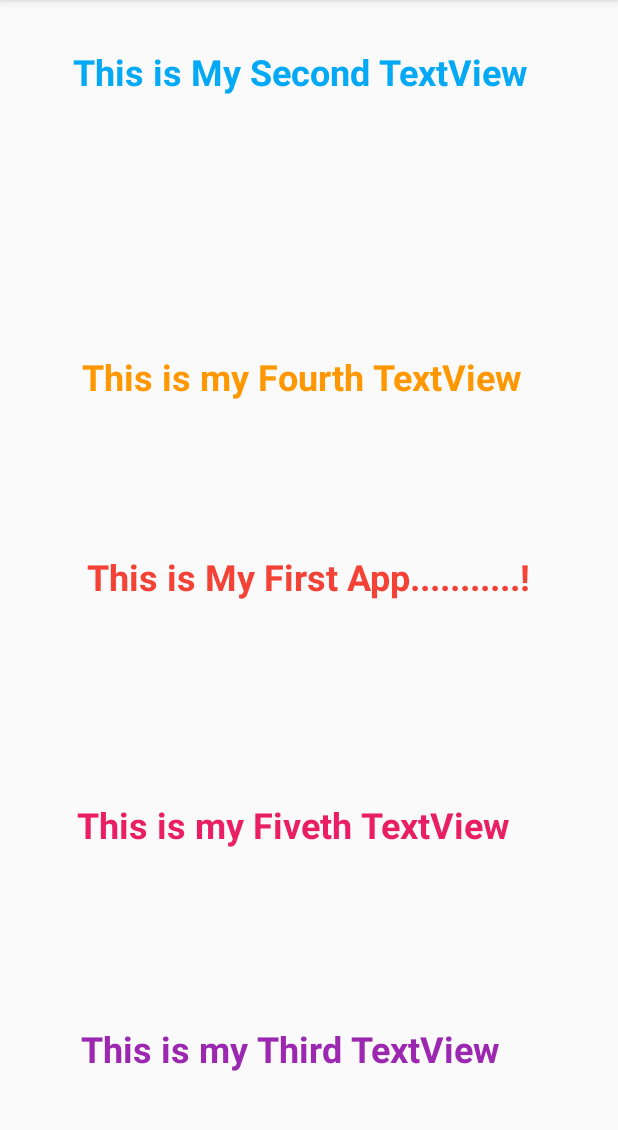
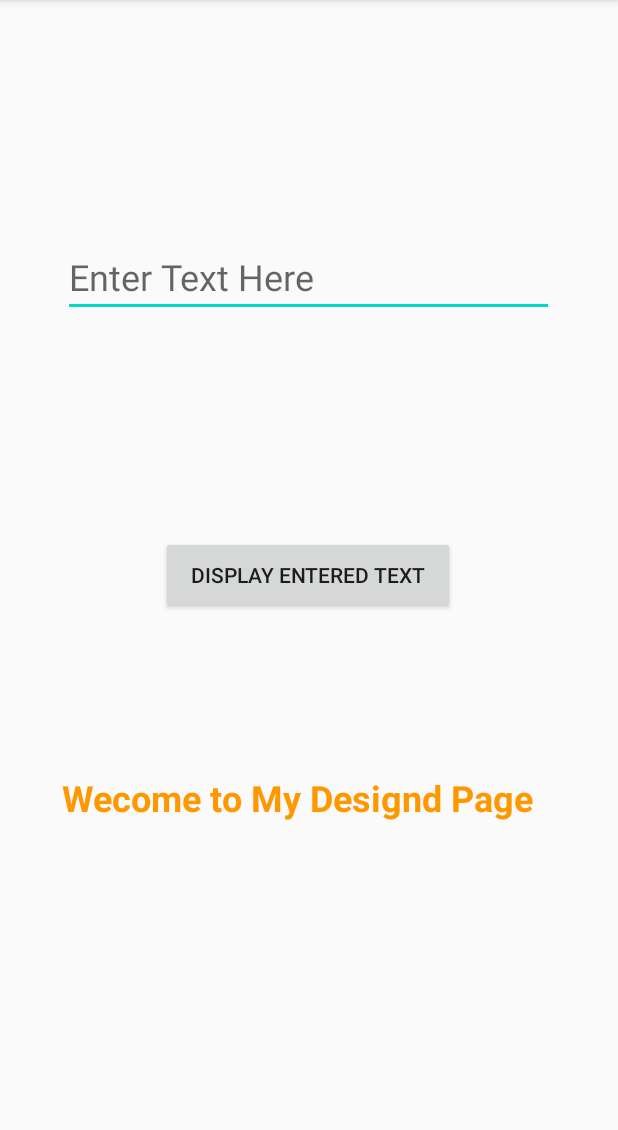
Before and after one commit to abidalishafique/My-First-Andriod-App, an Android app: the screen it shows after launch (MainActivity), on a phone screen of 412 x 824 dp, the part 84-1214 px from its top. Run offline under Robolectric (Android 15) with nearby library versions, the phone set to English and light mode, and no system bars.

Commit message:
Successfully Created button and add evnt on it and perform functionality by getting it's ID

```diff
--- a/app/src/main/java/com/myfirstapplication/app/MainActivity.java
+++ b/app/src/main/java/com/myfirstapplication/app/MainActivity.java
@@ -3,6 +3,8 @@ package com.myfirstapplication.app;
 import androidx.appcompat.app.AppCompatActivity;
 
 import android.os.Bundle;
+import android.view.View;
+import android.widget.TextView;
 
 public class MainActivity extends AppCompatActivity {
 
@@ -10,5 +12,15 @@ public class MainActivity extends AppCompatActivity {
     protected void onCreate(Bundle savedInstanceState) {
         super.onCreate(savedInstanceState);
         setContentView(R.layout.activity_main);
+
+
+
+
+    }
+
+    public void DisplayMessage(View view) {
+        TextView message = findViewById(R.id.myText);
+        TextView showText = findViewById(R.id.MessageView);
+        showText.setText((message.getText()).toString());
     }
 }
--- a/app/src/main/res/layout/activity_main.xml
+++ b/app/src/main/res/layout/activity_main.xml
@@ -7,70 +7,10 @@
     tools:context=".MainActivity">
 
     <TextView
-        android:id="@+id/textView7"
-        android:layout_width="303dp"
-        android:layout_height="44dp"
-        android:text="This is my Fiveth TextView"
-        android:textColor="#E91E63"
-        android:textColorHighlight="#9C27B0"
-        android:textSize="24sp"
-        android:textStyle="bold"
-        app:layout_constraintBottom_toBottomOf="parent"
-        app:layout_constraintEnd_toEndOf="parent"
-        app:layout_constraintHorizontal_bias="0.472"
-        app:layout_constraintStart_toStartOf="parent"
-        app:layout_constraintTop_toTopOf="parent"
-        app:layout_constraintVertical_bias="0.737" />
-
-    <TextView
-        android:id="@+id/textView3"
-        android:layout_width="wrap_content"
-        android:layout_height="wrap_content"
-        android:text="This is My First App...........!"
-        android:textColor="#F44336"
-        android:textSize="24sp"
-        android:textStyle="bold"
-        app:layout_constraintBottom_toBottomOf="parent"
-        app:layout_constraintLeft_toLeftOf="parent"
-        app:layout_constraintRight_toRightOf="parent"
-        app:layout_constraintTop_toTopOf="parent" />
-
-    <TextView
-        android:id="@+id/textView2"
-        android:layout_width="306dp"
-        android:layout_height="38dp"
-        android:text="This is My Second TextView"
-        android:textColor="#03A9F4"
-        android:textSize="24sp"
-        android:textStyle="bold"
-        app:layout_constraintBottom_toBottomOf="parent"
-        app:layout_constraintEnd_toEndOf="parent"
-        app:layout_constraintHorizontal_bias="0.457"
-        app:layout_constraintStart_toStartOf="parent"
-        app:layout_constraintTop_toTopOf="parent"
-        app:layout_constraintVertical_bias="0.043" />
-
-    <TextView
-        android:id="@+id/textView4"
-        android:layout_width="303dp"
-        android:layout_height="44dp"
-        android:text="This is my Third TextView"
-        android:textColor="#9C27B0"
-        android:textColorHighlight="#9C27B0"
-        android:textSize="24sp"
-        android:textStyle="bold"
-        app:layout_constraintBottom_toBottomOf="parent"
-        app:layout_constraintEnd_toEndOf="parent"
-        app:layout_constraintHorizontal_bias="0.498"
-        app:layout_constraintStart_toStartOf="parent"
-        app:layout_constraintTop_toTopOf="parent"
-        app:layout_constraintVertical_bias="0.943" />
-
-    <TextView
-        android:id="@+id/textView5"
-        android:layout_width="303dp"
-        android:layout_height="44dp"
-        android:text="This is my Fourth TextView"
+        android:id="@+id/MessageView"
+        android:layout_width="330dp"
+        android:layout_height="46dp"
+        android:text="Wecome to My Designd Page"
         android:textColor="#FF9800"
         android:textColorHighlight="#9C27B0"
         android:textSize="24sp"
@@ -79,6 +19,36 @@
         app:layout_constraintEnd_toEndOf="parent"
         app:layout_constraintStart_toStartOf="parent"
         app:layout_constraintTop_toTopOf="parent"
-        app:layout_constraintVertical_bias="0.324" />
+        app:layout_constraintVertical_bias="0.714" />
+
+    <Button
+        android:id="@+id/displaybutton"
+        android:layout_width="196dp"
+        android:layout_height="52dp"
+        android:text="Display Entered Text"
+        android:textSize="14sp"
+        app:layout_constraintBottom_toBottomOf="parent"
+        app:layout_constraintEnd_toEndOf="parent"
+        app:layout_constraintHorizontal_bias="0.498"
+        app:layout_constraintStart_toStartOf="parent"
+        app:layout_constraintTop_toTopOf="parent"
+        app:layout_constraintVertical_bias="0.499"
+        android:onClick="DisplayMessage"
+        />
+
+    <EditText
+        android:id="@+id/myText"
+        android:layout_width="327dp"
+        android:layout_height="53dp"
+        android:ems="10"
+        android:hint="Enter Text Here"
+        android:inputType="textPersonName"
+        android:textSize="24sp"
+        app:layout_constraintBottom_toBottomOf="parent"
+        app:layout_constraintEnd_toEndOf="parent"
+        app:layout_constraintHorizontal_bias="0.497"
+        app:layout_constraintStart_toStartOf="parent"
+        app:layout_constraintTop_toTopOf="parent"
+        app:layout_constraintVertical_bias="0.221" />
 
 </androidx.constraintlayout.widget.ConstraintLayout>
```
